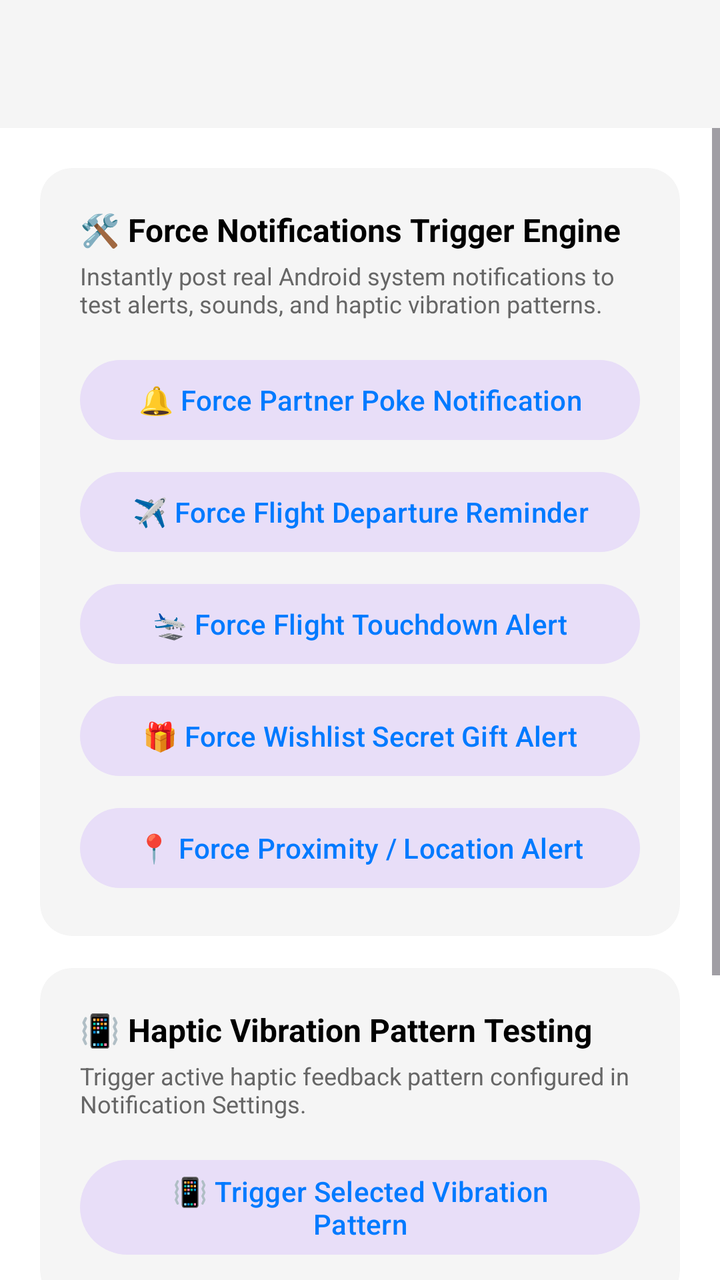
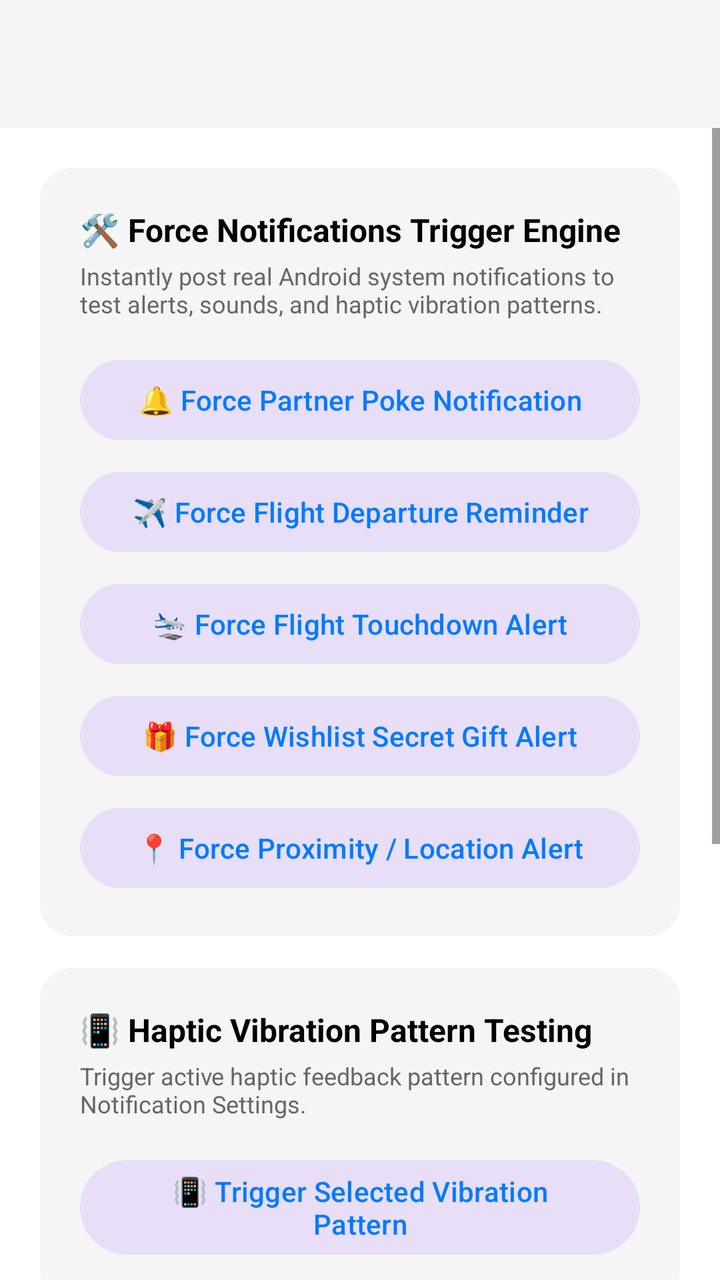

Compare the two renders of this Android layout. The source of the first and the diff that turns it into the second are given below.
<!-- AndroidManifest.xml: application theme Theme.ProjectCecily -->
<!-- res/layout/activity_developer.xml -->
<?xml version="1.0" encoding="utf-8"?>
<androidx.constraintlayout.widget.ConstraintLayout xmlns:android="http://schemas.android.com/apk/res/android"
    xmlns:app="http://schemas.android.com/apk/res-auto"
    android:layout_width="match_parent"
    android:layout_height="match_parent"
    android:background="@color/app_background">

    
    <com.google.android.material.appbar.AppBarLayout
        android:id="@+id/appBarLayout"
        android:layout_width="match_parent"
        android:layout_height="wrap_content"
        android:fitsSystemWindows="true"
        app:elevation="4dp"
        app:layout_constraintEnd_toEndOf="parent"
        app:layout_constraintStart_toStartOf="parent"
        app:layout_constraintTop_toTopOf="parent">

        <com.google.android.material.appbar.MaterialToolbar
            android:id="@+id/toolbar"
            android:layout_width="match_parent"
            android:layout_height="?attr/actionBarSize"
            android:background="@color/card_background" />
    </com.google.android.material.appbar.AppBarLayout>

    <ScrollView
        android:id="@+id/developer_scroll"
        android:layout_width="0dp"
        android:layout_height="0dp"
        app:layout_constraintBottom_toBottomOf="parent"
        app:layout_constraintEnd_toEndOf="parent"
        app:layout_constraintStart_toStartOf="parent"
        app:layout_constraintTop_toBottomOf="@id/appBarLayout">

        <LinearLayout
            android:layout_width="match_parent"
            android:layout_height="wrap_content"
            android:orientation="vertical"
            android:padding="20dp">

            
            <com.google.android.material.card.MaterialCardView
                android:layout_width="match_parent"
                android:layout_height="wrap_content"
                android:layout_marginBottom="16dp"
                app:cardBackgroundColor="@color/card_background"
                app:cardCornerRadius="16dp"
                app:strokeWidth="0dp">

                <LinearLayout
                    android:layout_width="match_parent"
                    android:layout_height="wrap_content"
                    android:orientation="vertical"
                    android:padding="20dp">

                    <TextView
                        android:layout_width="wrap_content"
                        android:layout_height="wrap_content"
                        android:text="🛠️ Force Notifications Trigger Engine"
                        android:textColor="@color/text_primary"
                        android:textSize="16sp"
                        android:textStyle="bold" />

                    <TextView
                        android:layout_width="wrap_content"
                        android:layout_height="wrap_content"
                        android:layout_marginTop="4dp"
                        android:text="Instantly post real Android system notifications to test alerts, sounds, and haptic vibration patterns."
                        android:textColor="@color/text_secondary"
                        android:textSize="12sp" />

                    <Button
                        android:id="@+id/btnForcePokeNotif"
                        style="@style/Widget.Material3.Button.TonalButton"
                        android:layout_width="match_parent"
                        android:layout_height="wrap_content"
                        android:layout_marginTop="16dp"
                        android:text="🔔 Force Partner Poke Notification" />

                    <Button
                        android:id="@+id/btnForceFlightReminder"
                        style="@style/Widget.Material3.Button.TonalButton"
                        android:layout_width="match_parent"
                        android:layout_height="wrap_content"
                        android:layout_marginTop="8dp"
                        android:text="✈️ Force Flight Departure Reminder" />

                    <Button
                        android:id="@+id/btnForceFlightTouchdown"
                        style="@style/Widget.Material3.Button.TonalButton"
                        android:layout_width="match_parent"
                        android:layout_height="wrap_content"
                        android:layout_marginTop="8dp"
                        android:text="🛬 Force Flight Touchdown Alert" />

                    <Button
                        android:id="@+id/btnForceWishlistNotif"
                        style="@style/Widget.Material3.Button.TonalButton"
                        android:layout_width="match_parent"
                        android:layout_height="wrap_content"
                        android:layout_marginTop="8dp"
                        android:text="🎁 Force Wishlist Secret Gift Alert" />

                    <Button
                        android:id="@+id/btnForceProximityNotif"
                        style="@style/Widget.Material3.Button.TonalButton"
                        android:layout_width="match_parent"
                        android:layout_height="wrap_content"
                        android:layout_marginTop="8dp"
                        android:text="📍 Force Proximity / Location Alert" />
                </LinearLayout>
            </com.google.android.material.card.MaterialCardView>

            
            <com.google.android.material.card.MaterialCardView
                android:layout_width="match_parent"
                android:layout_height="wrap_content"
                android:layout_marginBottom="16dp"
                app:cardBackgroundColor="@color/card_background"
                app:cardCornerRadius="16dp"
                app:strokeWidth="0dp">

                <LinearLayout
                    android:layout_width="match_parent"
                    android:layout_height="wrap_content"
                    android:orientation="vertical"
                    android:padding="20dp">

                    <TextView
                        android:layout_width="wrap_content"
                        android:layout_height="wrap_content"
                        android:text="📳 Haptic Vibration Pattern Testing"
                        android:textColor="@color/text_primary"
                        android:textSize="16sp"
                        android:textStyle="bold" />

                    <TextView
                        android:layout_width="wrap_content"
                        android:layout_height="wrap_content"
                        android:layout_marginTop="4dp"
                        android:text="Trigger active haptic feedback pattern configured in Notification Settings."
                        android:textColor="@color/text_secondary"
                        android:textSize="12sp" />

                    <Button
                        android:id="@+id/btnTestVibration"
                        style="@style/Widget.Material3.Button.TonalButton"
                        android:layout_width="match_parent"
                        android:layout_height="wrap_content"
                        android:layout_marginTop="16dp"
                        android:text="📳 Trigger Selected Vibration Pattern" />
                </LinearLayout>
            </com.google.android.material.card.MaterialCardView>

            
            <com.google.android.material.card.MaterialCardView
                android:layout_width="match_parent"
                android:layout_height="wrap_content"
                app:cardBackgroundColor="@color/card_background"
                app:cardCornerRadius="16dp"
                app:strokeWidth="0dp">

                <LinearLayout
                    android:layout_width="match_parent"
                    android:layout_height="wrap_content"
                    android:orientation="vertical"
                    android:padding="20dp">

                    <TextView
                        android:layout_width="wrap_content"
                        android:layout_height="wrap_content"
                        android:text="🌟 Demo &amp; Premium Reset"
                        android:textColor="@color/text_primary"
                        android:textSize="16sp"
                        android:textStyle="bold" />

                    <TextView
                        android:layout_width="wrap_content"
                        android:layout_height="wrap_content"
                        android:layout_marginTop="4dp"
                        android:text="Toggle Ad-Free Premium status to re-enable ad carousels for live presentation demonstrations."
                        android:textColor="@color/text_secondary"
                        android:textSize="12sp" />

                    <Button
                        android:id="@+id/btnTogglePremiumDemo"
                        style="@style/Widget.Material3.Button"
                        android:layout_width="match_parent"
                        android:layout_height="wrap_content"
                        android:layout_marginTop="16dp"
                        android:backgroundTint="#FF3B30"
                        android:text="Reset Premium Status (Show Ads)"
                        android:textColor="#FFFFFF" />
                </LinearLayout>
            </com.google.android.material.card.MaterialCardView>

        </LinearLayout>
    </ScrollView>

</androidx.constraintlayout.widget.ConstraintLayout>
<!-- resources referenced by this layout -->
<resources>
  <color name="app_background">#FFFFFF</color>
  <color name="card_background">#F5F5F5</color>
  <color name="text_primary">#000000</color>
  <color name="text_secondary">#666666</color>
  <style name="Theme.ProjectCecily" parent="Base.Theme.ProjectCecily" />
  <style name="Base.Theme.ProjectCecily" parent="Theme.Material3.DayNight.NoActionBar">
          
          <item name="colorPrimary">@color/nav_selected</item>
          <item name="windowActionBar">false</item>
          <item name="windowNoTitle">true</item>
  
          
          <item name="colorOnSecondaryContainer">@color/nav_selected</item>
      </style>
  <color name="nav_selected">#007AFF</color>
</resources>

<!-- the commit's change to res/layout/activity_developer.xml (unified diff, before → after) -->
@@ -169,7 +169,7 @@
                     <TextView
                         android:layout_width="wrap_content"
                         android:layout_height="wrap_content"
-                        android:text="🌟 Demo &amp; Premium Reset"
+                        android:text="🌟 Subscription Controls &amp; Demo Tools"
                         android:textColor="@color/text_primary"
                         android:textSize="16sp"
                         android:textStyle="bold" />
@@ -178,19 +178,41 @@
                         android:layout_width="wrap_content"
                         android:layout_height="wrap_content"
                         android:layout_marginTop="4dp"
-                        android:text="Toggle Ad-Free Premium status to re-enable ad carousels for live presentation demonstrations."
+                        android:text="Test monthly/lifetime tier states and reset active subscriptions for presentation demonstrations."
                         android:textColor="@color/text_secondary"
                         android:textSize="12sp" />
 
-                    <Button
-                        android:id="@+id/btnTogglePremiumDemo"
+                    
+                    <com.google.android.material.materialswitch.MaterialSwitch
+                        android:id="@+id/switchMonthlyDemo"
+                        android:layout_width="match_parent"
+                        android:layout_height="wrap_content"
+                        android:layout_marginTop="16dp"
+                        android:text="Monthly Pass Active"
+                        android:textColor="@color/text_primary"
+                        android:textSize="14sp" />
+
+                    
+                    <com.google.android.material.materialswitch.MaterialSwitch
+                        android:id="@+id/switchLifetimeDemo"
+                        android:layout_width="match_parent"
+                        android:layout_height="wrap_content"
+                        android:layout_marginTop="8dp"
+                        android:text="Lifetime Access Active"
+                        android:textColor="@color/text_primary"
+                        android:textSize="14sp" />
+
+                    
+                    <Button
+                        android:id="@+id/btnEndSubscription"
                         style="@style/Widget.Material3.Button"
                         android:layout_width="match_parent"
                         android:layout_height="wrap_content"
-                        android:layout_marginTop="16dp"
+                        android:layout_marginTop="20dp"
                         android:backgroundTint="#FF3B30"
-                        android:text="Reset Premium Status (Show Ads)"
-                        android:textColor="#FFFFFF" />
+                        android:text="End Subscription"
+                        android:textColor="#FFFFFF"
+                        android:textStyle="bold" />
                 </LinearLayout>
             </com.google.android.material.card.MaterialCardView>
 
